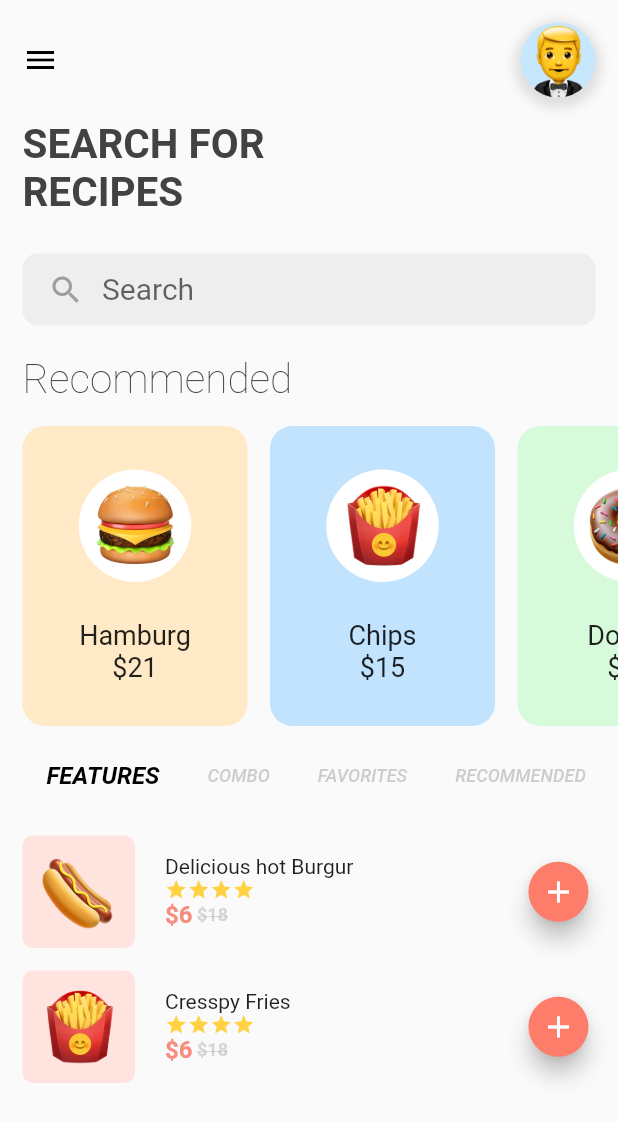
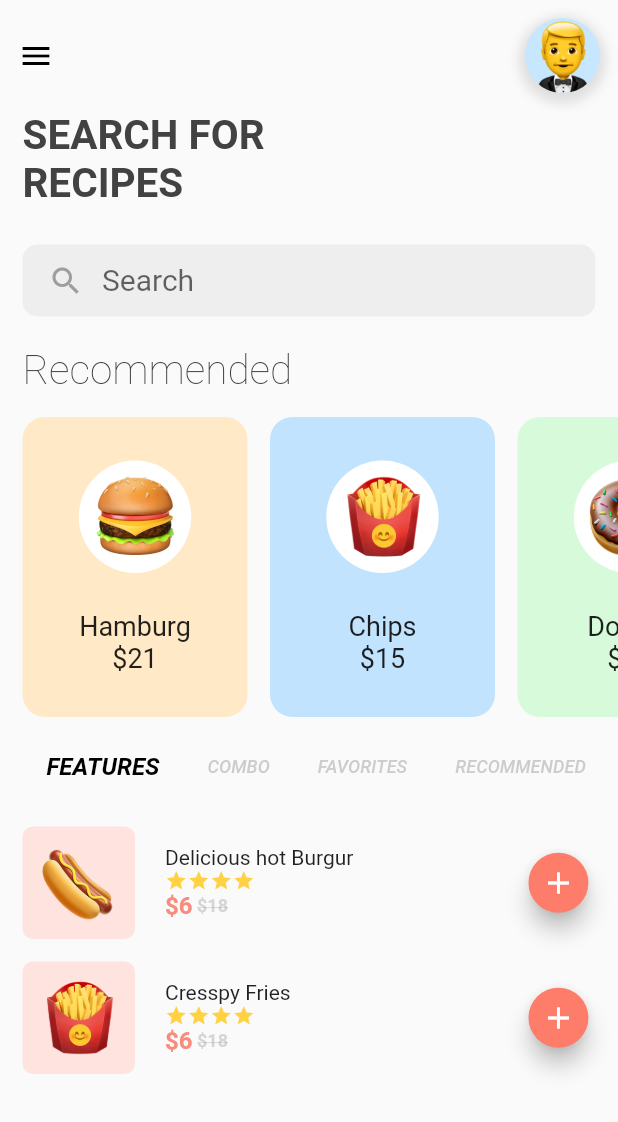
Before and after one commit to bhrishijain/flutter-foodUi, a Flutter app: the screen it shows after launch, on a phone screen of 412 x 824 dp. Shown: the top 1122 px of the screen. Run offline on Flutter 3.47's test engine with Material 2 defaults, Android fonts, the phone set to English and light mode, and no system bars; drawn by our look-alikes of smooth_star_rating.

Commit message:
padding change

```diff
--- a/lib/dashboard.dart
+++ b/lib/dashboard.dart
@@ -22,7 +22,7 @@ class _DashboardState extends State<Dashboard> with SingleTickerProviderStateMix
       body: ListView(
         children: [
           Padding(
-            padding: EdgeInsets.all(15.0),
+            padding: EdgeInsets.all(12.0),
             child: Row(
               mainAxisAlignment: MainAxisAlignment.spaceBetween,
               children: [
```
